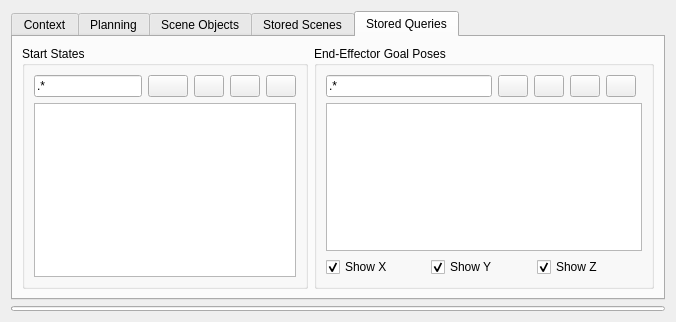
moveit/moveit, file visualization/motion_planning_rviz_plugin/src/ui/motion_planning_rviz_plugin_frame.ui: the form before one commit.
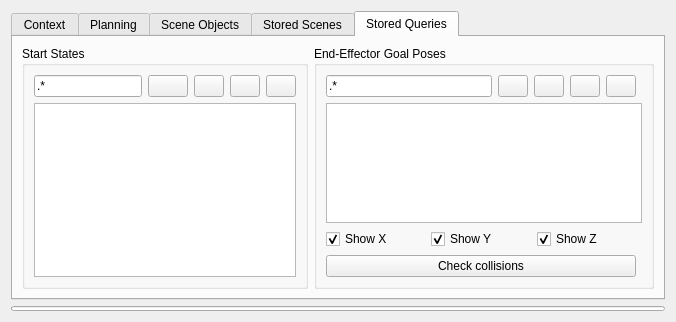
The form after the commit. The open tabs and pages were chosen to show the change. Icons and pictures are not drawn.

Commit message: Check gripper collision at goal poses

```diff
--- a/visualization/motion_planning_rviz_plugin/src/ui/motion_planning_rviz_plugin_frame.ui
+++ b/visualization/motion_planning_rviz_plugin/src/ui/motion_planning_rviz_plugin_frame.ui
@@ -1170,6 +1170,13 @@
             </property>
            </widget>
           </item>
+          <item row="11" column="0">
+           <widget class="QPushButton" name="check_goal_collisions_button">
+            <property name="text">
+             <string>Check collisions</string>
+            </property>
+           </widget>
+          </item>
          </layout>
         </widget>
        </item>
```
Left out of the diff: 2 changed lines with no effect on the pictures. The commit also changes 2 other files.
